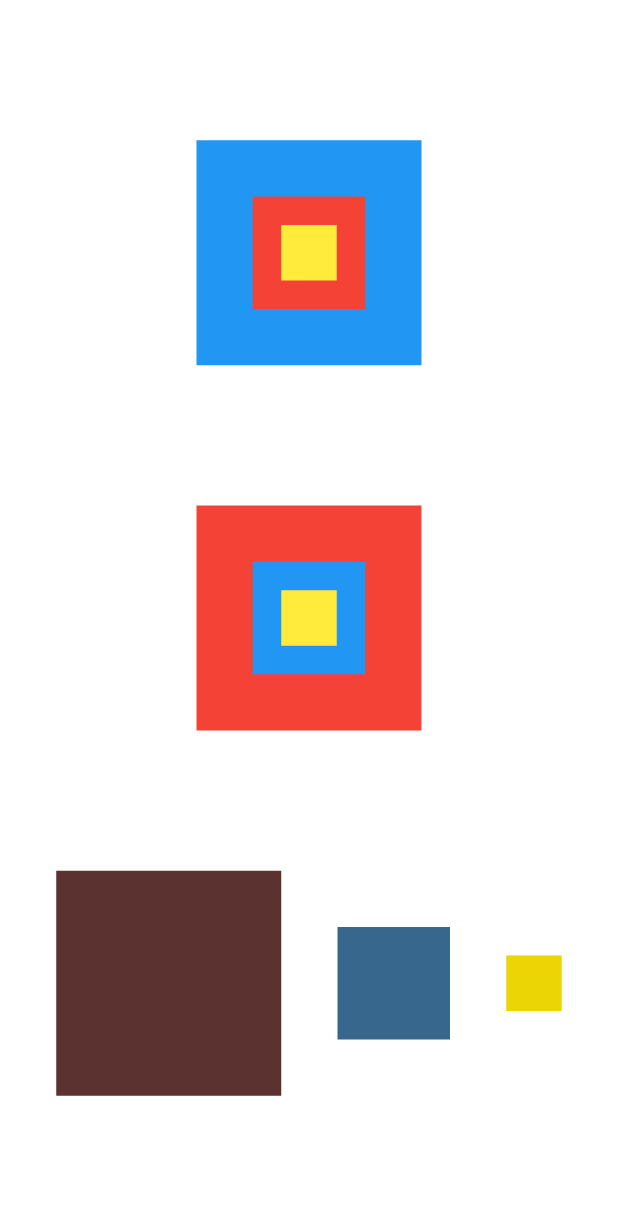
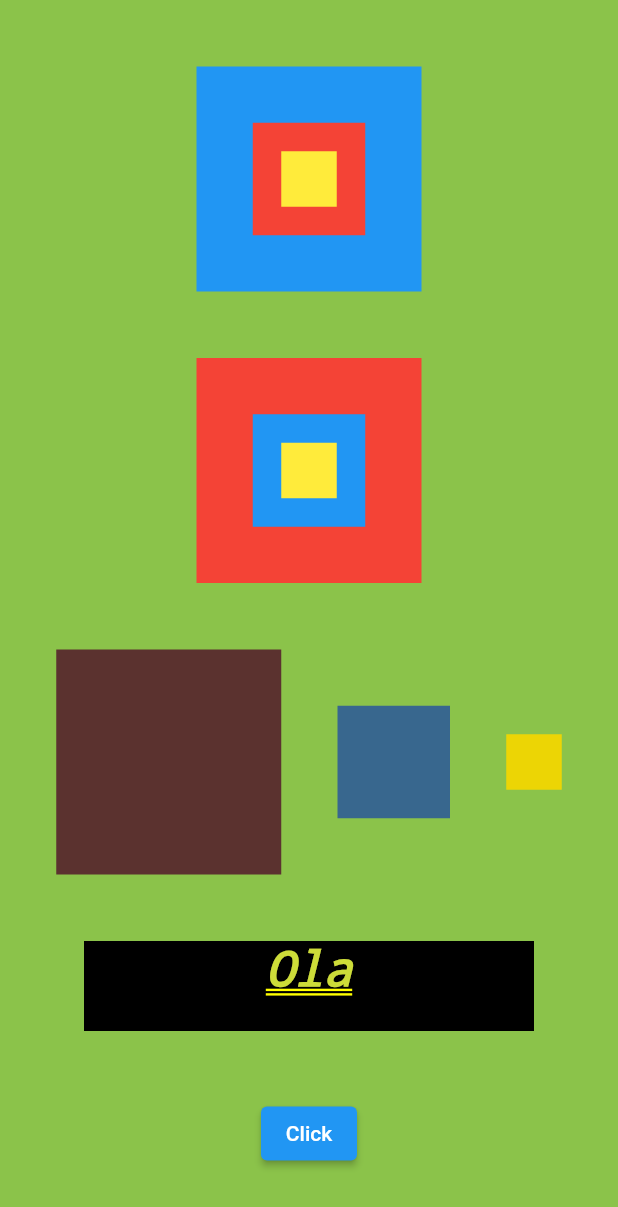
Before and after one commit to jrrodrigo421/Estudos_Flutter, a Flutter app: the screen it shows after launch, on a phone screen of 412 x 824 dp. Shown: the top 1207 px of the screen. Run offline on Flutter 3.47's test engine with Material 2 defaults, Android fonts, the phone set to English and light mode, and no system bars.

Commit message:
Text, Button

```diff
--- a/lib/main.dart
+++ b/lib/main.dart
@@ -13,7 +13,9 @@ class MyApp extends StatelessWidget {
     return MaterialApp(
         title: 'FLUTTER',
         theme: ThemeData(primaryColorDark: Colors.blue),
-        home: Column(
+        home: Container(
+          color: Colors.lightGreen,
+          child: Column(
             mainAxisAlignment: MainAxisAlignment.spaceEvenly,
             children: [
               Stack(
@@ -49,8 +51,27 @@ class MyApp extends StatelessWidget {
                       width: 37,
                       color: const Color.fromARGB(255, 236, 213, 5)),
                 ],
-            )
+              ),
+              Container(
+                color: Colors.black,
+                width: 300,
+                height: 60,
+                child: Text(
+                  'Ola',
+                  style: TextStyle(
+                      color: Colors.lime,
+                      fontSize: 32,
+                      fontStyle: FontStyle.italic),
+                  textAlign: TextAlign.center,
+                ),
+              ),
+              ElevatedButton(
+                  onPressed: () {
+                    print('Voce apertou o botao');
+                  },
+                  child: Text('Click'))
             ],
+          ),
         ));
   }
 }
```
Lines whose indentation alone changed are shown as unchanged.
